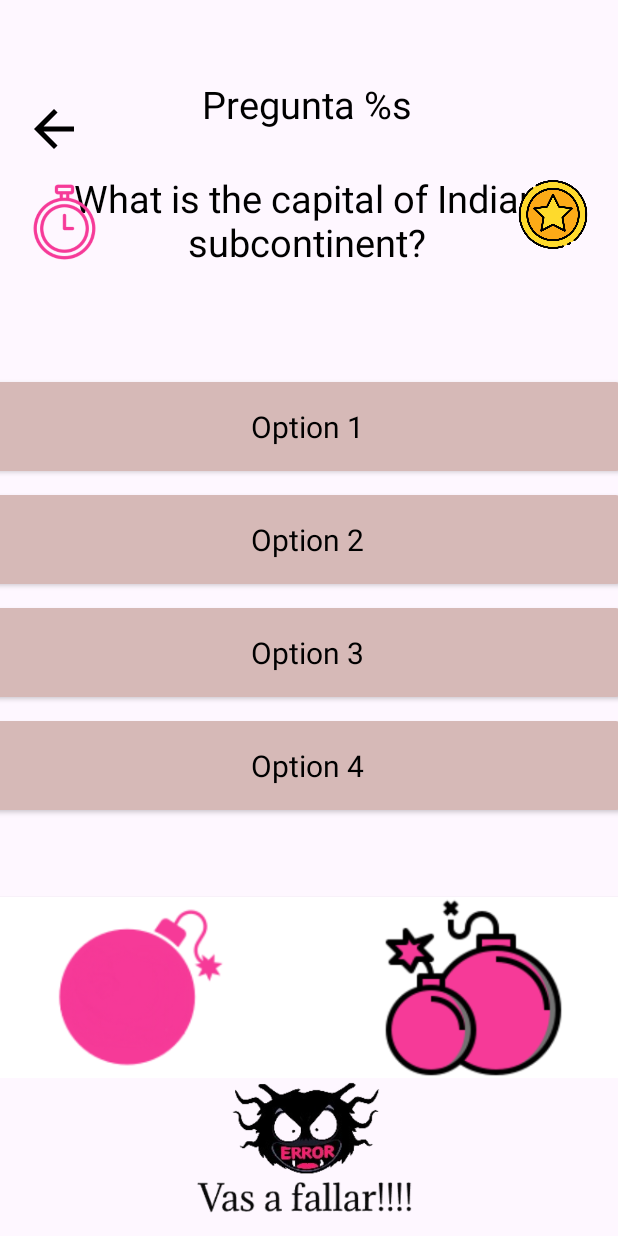
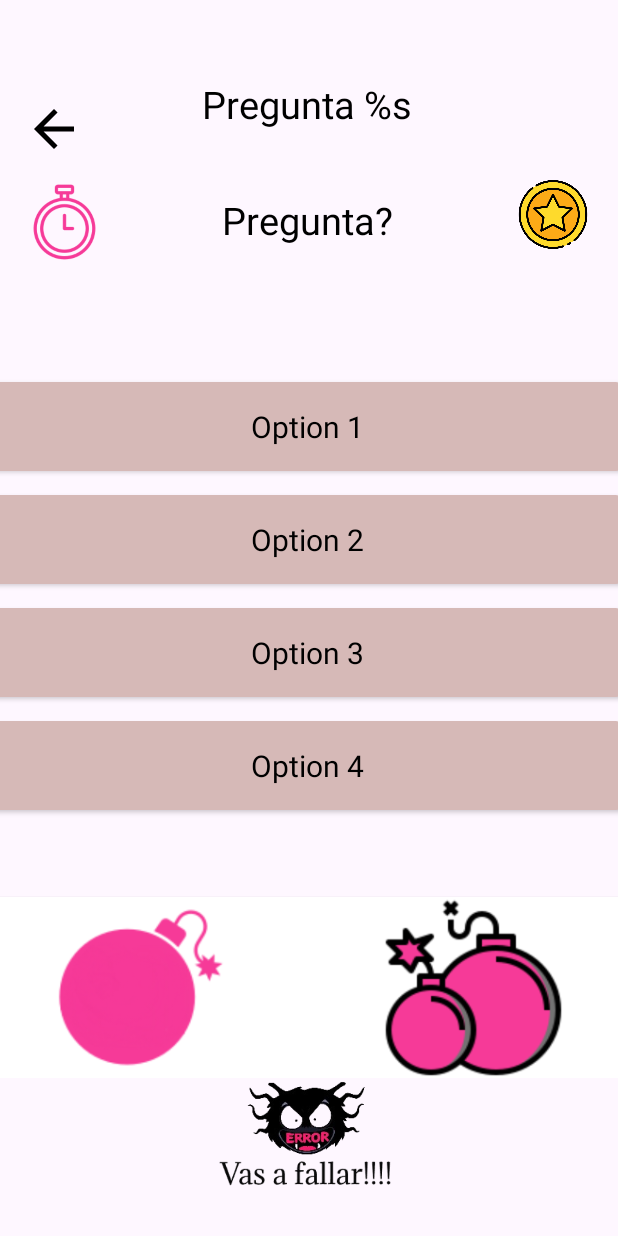
Before and after one commit to JmanCentral/Frontend, an Android app: the PreguntaActivity screen opened directly, with no data from a screen before it, on a phone screen of 412 x 824 dp. Run offline under Robolectric (Android 15) with nearby library versions, the phone set to English and light mode, and no system bars; our stand-ins replace Room's generated code; 1 statement that could not run was skipped.

Commit message:
Ajustes de diseño

```diff
--- a/app/src/main/java/com/arquitectura/apirest/Frontend/CategoriaActivity.java
+++ b/app/src/main/java/com/arquitectura/apirest/Frontend/CategoriaActivity.java
@@ -66,12 +66,12 @@ public class CategoriaActivity extends AppCompatActivity {
     private void abrirTrivia(String categoria) {
 
         // Obtener el ID y el nombre de usuario desde el Intent anterior
-        long idUsuario = getIntent().getLongExtra("ID", -1); // Cambia el valor predeterminado a -1 para detección de errores
+        long idUsuario = getIntent().getLongExtra("ID", -1);
         String username = getIntent().getStringExtra("username");
 
         if (idUsuario == -1) {
             Toast.makeText(this, "ID de usuario no válido", Toast.LENGTH_SHORT).show();
-            return; // No continuar si el ID no es válido
+            return;
         }
         Intent intent = new Intent(CategoriaActivity.this, PreguntaActivity.class);
         intent.putExtra("username", getIntent().getStringExtra("username"));
--- a/app/src/main/java/com/arquitectura/apirest/Frontend/HistorialActivity.java
+++ b/app/src/main/java/com/arquitectura/apirest/Frontend/HistorialActivity.java
@@ -122,7 +122,6 @@ public class HistorialActivity extends AppCompatActivity {
                         historial.setId_usuario(historialRoom.getId_usuario());
                         historial.setUsername(historialRoom.getUsername());
                         historial.setFecha(historialRoom.getFecha());
-                        // Agregar a la lista de historial
                         historialList.add(historial);
                     }
 
@@ -140,7 +139,7 @@ public class HistorialActivity extends AppCompatActivity {
         }).start();
     }
 
-
+    // Método para regresar
     public void regresar(View view) {
         Intent intent = new Intent(this, MenuActivity.class);
         startActivity(intent);
--- a/app/src/main/java/com/arquitectura/apirest/Frontend/HistorialAdapter.java
+++ b/app/src/main/java/com/arquitectura/apirest/Frontend/HistorialAdapter.java
@@ -28,7 +28,7 @@ public class HistorialAdapter extends RecyclerView.Adapter<HistorialAdapter.Hist
     @Override
     public HistorialViewHolder onCreateViewHolder(@NonNull ViewGroup parent, int viewType) {
         LayoutInflater inflater = LayoutInflater.from(context);
-        View view = inflater.inflate(R.layout.item_historial, parent, false); // Reemplaza con el nombre de tu layout XML
+        View view = inflater.inflate(R.layout.item_historial, parent, false);
         return new HistorialViewHolder(view);
     }
 
@@ -36,7 +36,7 @@ public class HistorialAdapter extends RecyclerView.Adapter<HistorialAdapter.Hist
     public void onBindViewHolder(@NonNull HistorialViewHolder holder, int position) {
         Historial historial = historiales.get(position);
 
-        // Configura los elementos de la vista con los datos del historial
+        // Configurar los elementos de la vista con los datos del historial
 
         holder.username.setText(historial.getUsername());
         holder.puntosTotales.setText(String.valueOf(historial.getPuntaje()));
--- a/app/src/main/res/layout/activity_pregunta.xml
+++ b/app/src/main/res/layout/activity_pregunta.xml
@@ -75,7 +75,7 @@
             android:layout_height="120dp"
             android:layout_gravity="center"
             android:gravity="center"
-            android:text="What is the capital of Indian subcontinent?"
+            android:text="Pregunta?"
             android:textColor="@color/black"
             android:textSize="25sp" />
 
@@ -214,8 +214,8 @@
 
             <ImageView
                 android:id="@+id/imageView6"
-                android:layout_width="100sp"
-                android:layout_height="100sp"
+                android:layout_width="80sp"
+                android:layout_height="80sp"
                 android:layout_weight="1"
                 app:srcCompat="@drawable/fallo" />
         </LinearLayout>
```
Also changed, not shown: app/src/main/java/com/arquitectura/apirest/Frontend/PreguntaActivity.java (+12 -15 lines).
